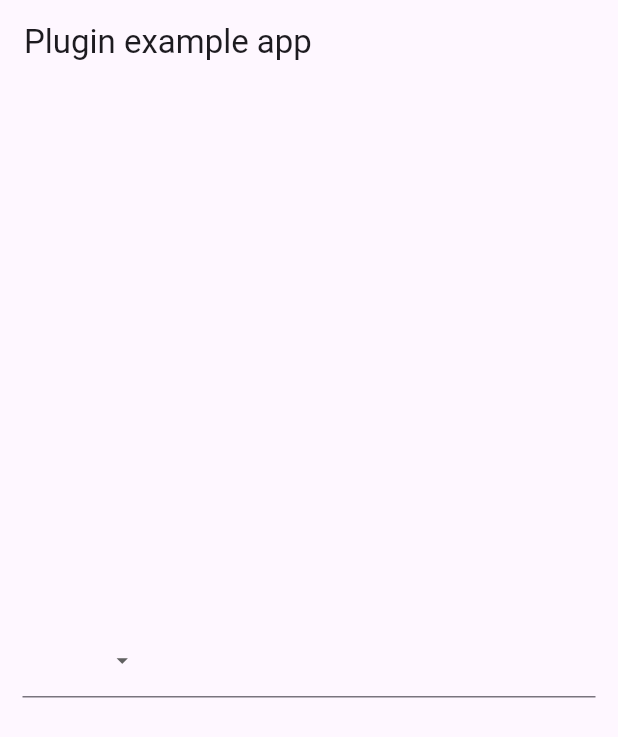
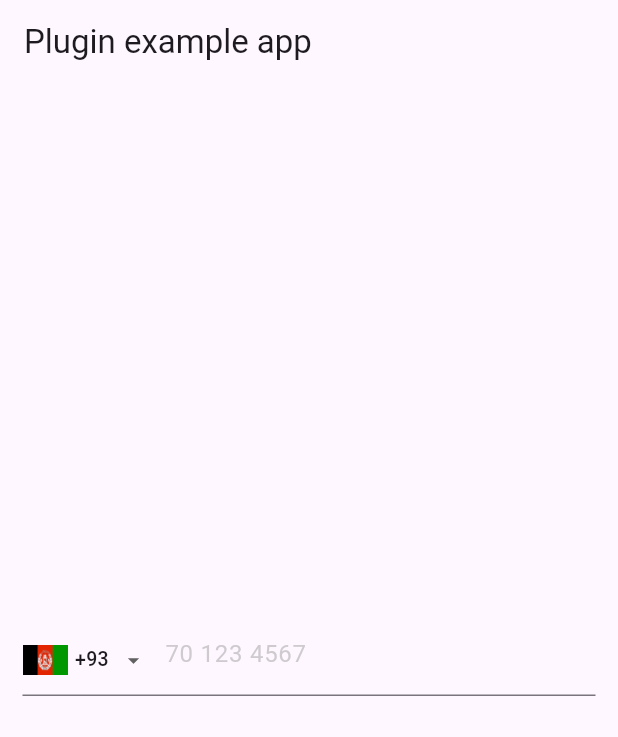
Before and after one commit to anbu-flutter-dev/all_country_picker, a Flutter app: the screen it shows after launch, on a phone screen of 412 x 824 dp. Shown: the top 737 px of the screen. Run offline on Flutter 3.47's test engine with Material 2 defaults, Android fonts, the phone set to English and light mode, and no system bars.

Commit message:
some changes

```diff
--- a/example/lib/main.dart
+++ b/example/lib/main.dart
@@ -33,7 +33,10 @@ class _MyAppState extends State<MyApp> {
             padding: const EdgeInsets.all(15),
             child: CountryField(
               phoneNumberController: phoneNumberController,
-              countryList: const ['us', 'in'],
+              // countryList: const ['us', 'ae'],
+              onDropdownChanged: (value) {
+                // print(value!.isoCode);
+              },
             ),
           ),
         ),
--- a/lib/src/country_field.dart
+++ b/lib/src/country_field.dart
@@ -35,6 +35,7 @@ class CountryField extends StatefulWidget {
   final double? flagHeight;
   final double? flagWidth;
   final TextStyle? countryCodeTextStyle;
+
   ///Only supports iso code
   final List<String>? countryList;
 
@@ -49,7 +50,11 @@ class _CountryFieldState extends State<CountryField> {
 
   @override
   void initState() {
-    countryItem = getCountryItems(widget.countryList!);
+    if (widget.countryList != null && widget.countryList!.isNotEmpty) {
+      countryItem = getCountryItems(widget.countryList!);
+    } else {
+      countryItem = getCountryItems([]);
+    }
     super.initState();
   }
 
@@ -57,7 +62,7 @@ class _CountryFieldState extends State<CountryField> {
   Widget build(BuildContext context) {
     return TextFormField(
       controller: widget.phoneNumberController,
-      keyboardType: TextInputType.phone,
+      keyboardType: widget.keyboardType ?? TextInputType.phone,
       inputFormatters: [
         TextInputMask(
           mask: countryModel?.hint.replaceAll(RegExp(r'[0-9]'), '9'),
@@ -66,13 +71,17 @@ class _CountryFieldState extends State<CountryField> {
       ],
       style: widget.style,
       decoration: InputDecoration(
-        hintText: widget.hintText,
-        hintStyle: widget.hintStyle,
+        hintText: widget.hintText ?? countryModel?.hint,
+        hintStyle: widget.hintStyle ??
+            TextStyle(
+              color: Colors.grey.withOpacity(0.5),
+            ),
         errorStyle: widget.errorStyle,
         isCollapsed: widget.isCollapsed ?? false,
         isDense: widget.isDense,
-        prefixIcon: SizedBox(
-          height: 50,
+        prefixIcon: Container(
+          height: 40,
+          margin: const EdgeInsets.only(right: 8),
           child: DropdownButtonHideUnderline(
             child: DropdownButton<CountryModel>(
               iconSize: 18,
@@ -82,6 +91,13 @@ class _CountryFieldState extends State<CountryField> {
                 setState(() {
                   countryModel = value!;
                 });
+                debugPrint("Country Name : ${value!.name.toString()}");
+                debugPrint("Country Code : ${value.countryCode.toString()}");
+                debugPrint("ISO Code : ${value.isoCode.toString()}");
+                debugPrint("Placeholder : ${value.hint.toString()}");
+                if (widget.onDropdownChanged != null) {
+                  widget.onDropdownChanged!(value);
+                }
               },
             ),
           ),
@@ -103,6 +119,10 @@ class _CountryFieldState extends State<CountryField> {
       }
       filterList = filterList.toSet().toList();
 
+      setState(() {
+        countryModel = filterList[0];
+      });
+
       for (CountryModel model in filterList) {
         items.add(
           DropdownMenuItem(
@@ -112,8 +132,8 @@ class _CountryFieldState extends State<CountryField> {
               children: [
                 Image.asset(
                   model.flag,
-                  height: 20,
-                  width: 30,
+                  height: widget.flagHeight ?? 20,
+                  width: widget.flagWidth ?? 30,
                   fit: BoxFit.fill,
                   filterQuality: FilterQuality.medium,
                   package: 'all_country_picker',
@@ -121,9 +141,10 @@ class _CountryFieldState extends State<CountryField> {
                 const SizedBox(width: 5),
                 Text(
                   "+${model.countryCode}",
-                  style: const TextStyle(
-                    fontSize: 13,
-                  ),
+                  style: widget.countryCodeTextStyle ??
+                      const TextStyle(
+                        fontSize: 13,
+                      ),
                 ),
               ],
             ),
@@ -133,6 +154,9 @@ class _CountryFieldState extends State<CountryField> {
     } else {
       filterList = countryList.countryList;
       filterList = filterList.toSet().toList();
+      setState(() {
+        countryModel = filterList[0];
+      });
       for (CountryModel model in filterList) {
         items.add(
           DropdownMenuItem(
--- a/pubspec.yaml
+++ b/pubspec.yaml
@@ -1,5 +1,5 @@
 name: all_country_picker
-description: A new Flutter plugin project.
+description: A country picker plugin with textfield, and it will format as you type.
 version: 0.0.1
 homepage: null
 
@@ -10,7 +10,6 @@ environment:
 dependencies:
   flutter:
     sdk: flutter
-  flutter_svg: ^1.1.4
   plugin_platform_interface: ^2.0.2
 
 dev_dependencies:
```
Also changed, not shown: example/pubspec.lock, 1 other file.
